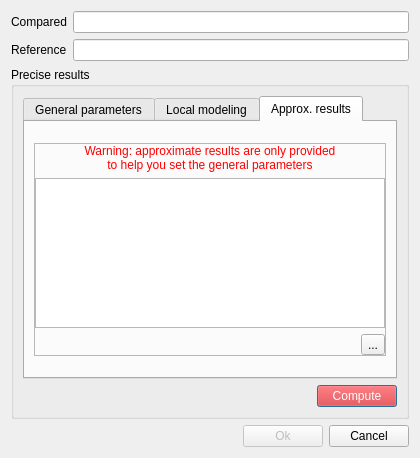
First picture: the form in qCC/ui_templates/comparisonDlg.ui, repository CloudCompare/CloudCompare, before the edit.
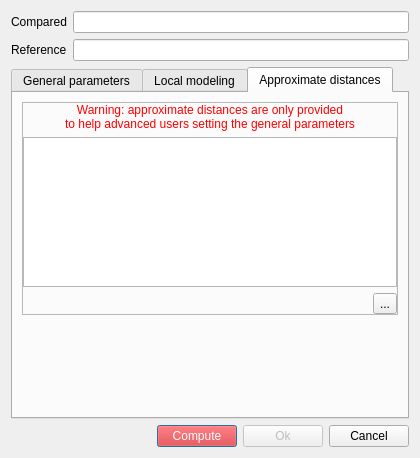
Second picture: the form after the edit. The open tabs and pages were chosen to show the change. Icons and pictures are not drawn.

Commit message: Remove unnecessary frame (+ few items renamed)

Patch:
```diff
--- a/qCC/ui_templates/comparisonDlg.ui
+++ b/qCC/ui_templates/comparisonDlg.ui
@@ -13,39 +13,31 @@
   <property name="windowTitle">
    <string>Distance computation</string>
   </property>
-  <property name="windowIcon">
-   <iconset>
-    <normaloff>:/CC/Old/images/old_cc/old_cc.gif</normaloff>:/CC/Old/images/old_cc/old_cc.gif</iconset>
-  </property>
   <layout class="QVBoxLayout" name="verticalLayout_5">
    <item>
-    <layout class="QHBoxLayout">
-     <item>
+    <layout class="QFormLayout" name="formLayout_2">
+     <item row="0" column="0">
       <widget class="QLabel" name="label">
        <property name="text">
         <string>Compared</string>
        </property>
       </widget>
      </item>
-     <item>
+     <item row="0" column="1">
       <widget class="QLineEdit" name="compName">
        <property name="readOnly">
         <bool>true</bool>
        </property>
       </widget>
      </item>
-    </layout>
-   </item>
-   <item>
-    <layout class="QHBoxLayout">
-     <item>
+     <item row="1" column="0">
       <widget class="QLabel" name="label_2">
        <property name="text">
         <string>Reference</string>
        </property>
       </widget>
      </item>
-     <item>
+     <item row="1" column="1">
       <widget class="QLineEdit" name="refName">
        <property name="readOnly">
         <bool>true</bool>
@@ -55,12 +47,6 @@
     </layout>
    </item>
    <item>
-    <widget class="QGroupBox" name="preciseGroupBox">
-     <property name="title">
-      <string>Precise results</string>
-     </property>
-     <layout class="QVBoxLayout" name="verticalLayout_6">
-      <item>
        <widget class="QTabWidget" name="preciseResultsTabWidget">
         <property name="currentIndex">
          <number>0</number>
@@ -240,7 +226,7 @@
             <property name="sizeHint" stdset="0">
              <size>
               <width>20</width>
-              <height>40</height>
+           <height>87</height>
              </size>
             </property>
            </spacer>
@@ -366,7 +352,7 @@
         </widget>
         <widget class="QWidget" name="approxTab">
          <attribute name="title">
-          <string>Approx. results</string>
+       <string>Approximate distances</string>
          </attribute>
          <layout class="QVBoxLayout" name="verticalLayout_9">
           <item>
@@ -402,8 +388,8 @@
                 <string notr="true">color: red;</string>
                </property>
                <property name="text">
-                <string>Warning: approximate results are only provided
-to help you set the general parameters</string>
+             <string>Warning: approximate distances are only provided
+to help advanced users setting the general parameters</string>
                </property>
                <property name="alignment">
                 <set>Qt::AlignCenter</set>
@@ -451,6 +437,19 @@
             </layout>
            </widget>
           </item>
+       <item>
+        <spacer name="verticalSpacer_3">
+         <property name="orientation">
+          <enum>Qt::Vertical</enum>
+         </property>
+         <property name="sizeHint" stdset="0">
+          <size>
+           <width>20</width>
+           <height>40</height>
+          </size>
+         </property>
+        </spacer>
+       </item>
          </layout>
         </widget>
        </widget>
@@ -480,26 +479,6 @@
           </property>
          </widget>
         </item>
-       </layout>
-      </item>
-     </layout>
-    </widget>
-   </item>
-   <item>
-    <layout class="QHBoxLayout">
-     <item>
-      <spacer>
-       <property name="orientation">
-        <enum>Qt::Horizontal</enum>
-       </property>
-       <property name="sizeHint" stdset="0">
-        <size>
-         <width>40</width>
-         <height>20</height>
-        </size>
-       </property>
-      </spacer>
-     </item>
      <item>
       <widget class="QPushButton" name="okButton">
        <property name="enabled">
```
Left out of the diff: 83 changed lines with no effect on the pictures. Lines whose indentation alone changed are shown as unchanged. The commit also changes 1 other file.
